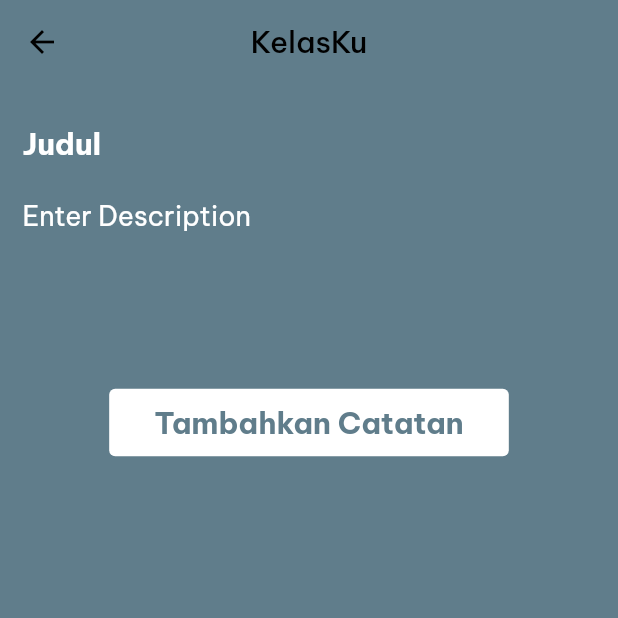
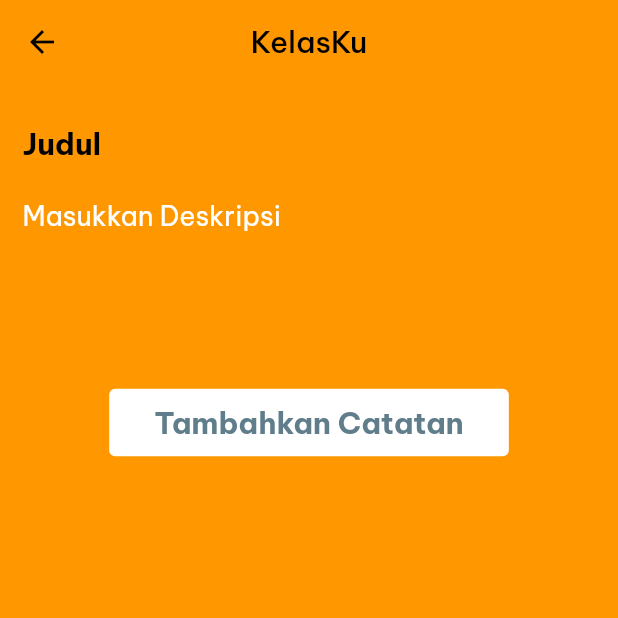
Before and after one commit to deevarindu/flutter_kelasku_tubes, a Flutter app: the NoteScreen screen opened by its route, after a tap on the "add" icon, on a phone screen of 412 x 824 dp, the top half of it. Run offline on Flutter 3.47's test engine with Material 2 defaults, Android fonts, the phone set to English and light mode, and no system bars; our stand-ins replace google_fonts, table_calendar.

Commit message:
Edit View

```diff
--- a/lib/screens/add_screen.dart
+++ b/lib/screens/add_screen.dart
@@ -13,7 +13,7 @@ class AddScreen extends StatelessWidget {
     return Provider<NotesOperation>(
       create: (BuildContext context) => NotesOperation(),
       child: Scaffold(
-        backgroundColor: Colors.blueGrey,
+        backgroundColor: Colors.orange,
         appBar: AppBar(
           title: const Text('KelasKu'),
           centerTitle: true,
@@ -39,13 +39,13 @@ class AddScreen extends StatelessWidget {
                     hintStyle: TextStyle(
                       fontSize: 20,
                       fontWeight: FontWeight.bold,
-                      color: Colors.white,
+                      color: Colors.black,
                     ),
                   ),
                   style: const TextStyle(
                     fontSize: 20,
                     fontWeight: FontWeight.bold,
-                    color: Colors.white,
+                    color: Colors.black,
                   ),
                   onChanged: (value) {
                     judulTeks = value;
@@ -55,7 +55,7 @@ class AddScreen extends StatelessWidget {
                   child: TextField(
                     decoration: const InputDecoration(
                       border: InputBorder.none,
-                      hintText: 'Enter Description',
+                      hintText: 'Masukkan Deskripsi',
                       hintStyle: TextStyle(
                         fontSize: 18,
                         color: Colors.white,
--- a/lib/screens/note_screen.dart
+++ b/lib/screens/note_screen.dart
@@ -12,7 +12,7 @@ class NoteScreen extends StatelessWidget {
     return Provider<NotesOperation>(
       create: (BuildContext context) => NotesOperation(),
       child: Scaffold(
-        backgroundColor: Colors.blueGrey,
+        backgroundColor: Colors.orange,
         floatingActionButton: FloatingActionButton(
           onPressed: () {
             Navigator.push(
@@ -22,7 +22,7 @@ class NoteScreen extends StatelessWidget {
               ),
             );
           },
-          child: const Icon(Icons.add, size: 30, color: Colors.blueGrey),
+          child: const Icon(Icons.add, size: 30, color: Colors.orange),
           backgroundColor: Colors.white,
         ),
         appBar: AppBar(
```
